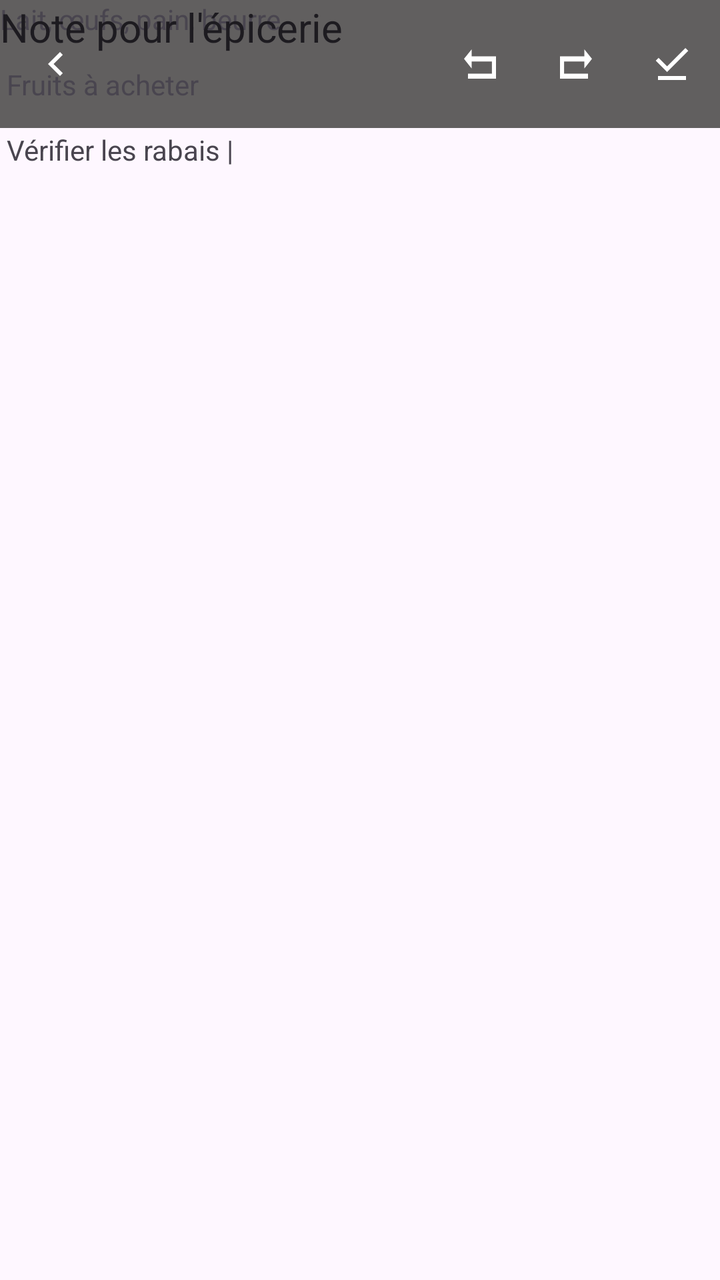
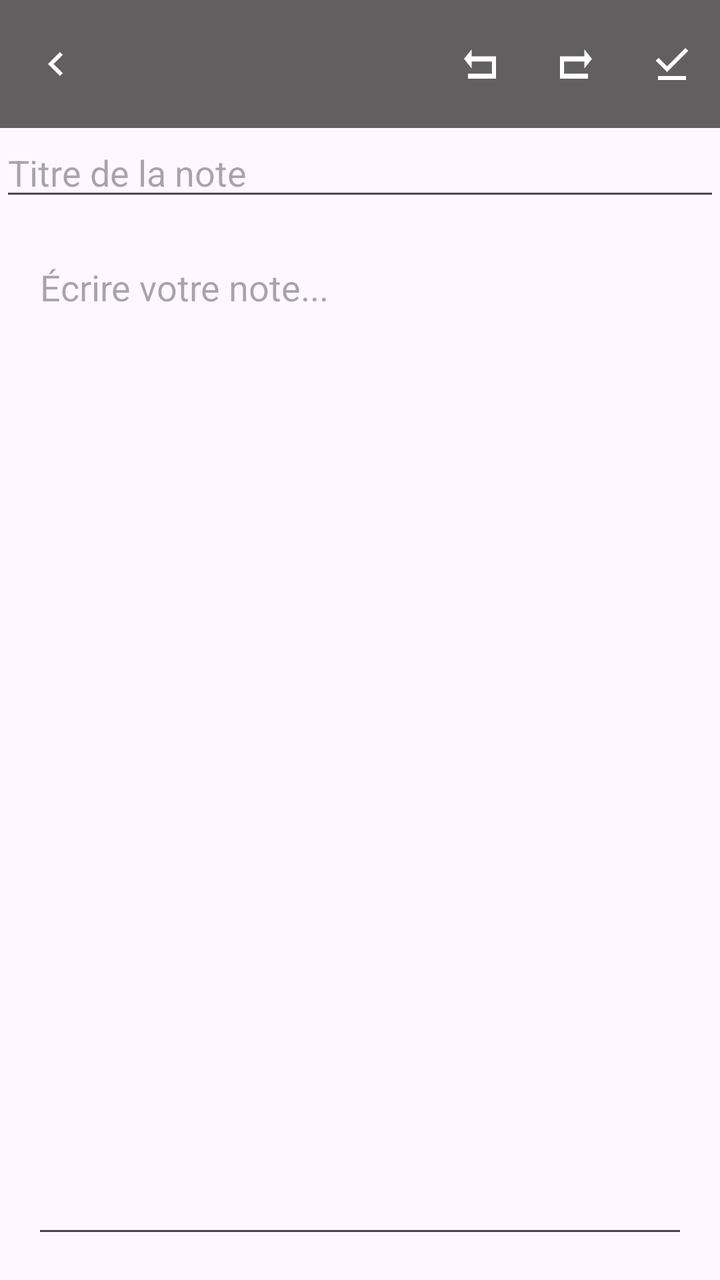

An Android layout rendered at two revisions. The XML below is the earlier revision; the diff shows what the commit changed to produce the second picture.
<!-- AndroidManifest.xml: application theme Theme.MyBlocNotes -->
<!-- res/layout/note_view.xml -->
<?xml version="1.0" encoding="utf-8"?>
<androidx.constraintlayout.widget.ConstraintLayout
    xmlns:android="http://schemas.android.com/apk/res/android"
    xmlns:app="http://schemas.android.com/apk/res-auto"
    xmlns:tools="http://schemas.android.com/tools"
    android:layout_width="match_parent"
    android:layout_height="match_parent">

    
    <com.google.android.material.appbar.MaterialToolbar
        android:id="@+id/barre_outils"
        android:layout_width="0dp"
        android:layout_height="?attr/actionBarSize"
        android:background="#615F5F"
        app:layout_constraintEnd_toEndOf="parent"
        app:layout_constraintStart_toStartOf="parent"
        app:layout_constraintTop_toTopOf="parent"
        app:menu="@menu/menu_edition"
        app:navigationIcon="@drawable/chevron_backward"
        app:navigationIconTint="#FFFFFF"
        app:titleTextColor="#BCBCBC" />

    <TextView
        android:id="@+id/textView"
        android:layout_width="378dp"
        android:layout_height="280dp"
        android:text="@string/note"
        tools:layout_editor_absoluteX="17dp"
        tools:layout_editor_absoluteY="144dp" />

    <TextView
        android:id="@+id/textView2"
        android:layout_width="184dp"
        android:layout_height="33dp"
        android:text="@string/note_epicerie"
        android:textAppearance="@style/TextAppearance.AppCompat.Large"
        android:textSize="20sp"
        tools:layout_editor_absoluteX="16dp"
        tools:layout_editor_absoluteY="85dp" />


</androidx.constraintlayout.widget.ConstraintLayout>
<!-- resources referenced by this layout -->
<resources>
  <!-- drawable chevron_backward (drawable) -->
  <vector xmlns:android="http://schemas.android.com/apk/res/android"
      android:width="24dp"
      android:height="24dp"
      android:viewportWidth="24"
      android:viewportHeight="24">
    <path
        android:pathData="m14,18l-6,-6l6,-6l1.4,1.4l-4.6,4.6l4.6,4.6z"
        android:fillColor="#FFFFFF"/>
  </vector>
  <string name="note">
          Lait, œufs, pain, beurre \n
          \n
          Fruits à acheter \n
          \n
          Vérifier les rabais |
      </string>
  <string name="note_epicerie">Note pour l\'épicerie</string>
  <style name="Theme.MyBlocNotes" parent="Base.Theme.MyBlocNotes" />
  <style name="Base.Theme.MyBlocNotes" parent="Theme.Material3.DayNight.NoActionBar">
          
          
      </style>
</resources>

<!-- the commit's change to res/layout/note_view.xml (unified diff, before → after) -->
@@ -20,23 +20,30 @@
         app:navigationIconTint="#FFFFFF"
         app:titleTextColor="#BCBCBC" />
 
-    <TextView
-        android:id="@+id/textView"
-        android:layout_width="378dp"
-        android:layout_height="280dp"
-        android:text="@string/note"
-        tools:layout_editor_absoluteX="17dp"
-        tools:layout_editor_absoluteY="144dp" />
 
-    <TextView
-        android:id="@+id/textView2"
-        android:layout_width="184dp"
-        android:layout_height="33dp"
-        android:text="@string/note_epicerie"
-        android:textAppearance="@style/TextAppearance.AppCompat.Large"
-        android:textSize="20sp"
-        tools:layout_editor_absoluteX="16dp"
-        tools:layout_editor_absoluteY="85dp" />
+    <EditText
+        android:id="@+id/editContenu"
+        android:layout_width="0dp"
+        android:layout_height="0dp"
+        android:layout_margin="16dp"
+        android:gravity="top"
+        android:hint="Écrire votre note..."
+        android:inputType="textMultiLine|textCapSentences"
+        app:layout_constraintTop_toBottomOf="@id/editNom"
+        app:layout_constraintBottom_toBottomOf="parent"
+        app:layout_constraintStart_toStartOf="parent"
+        app:layout_constraintEnd_toEndOf="parent" />
+
+
+    <EditText
+        android:id="@+id/editNom"
+        android:layout_width="0dp"
+        android:layout_height="wrap_content"
+        android:hint="Titre de la note"
+        android:inputType="textCapSentences"
+        app:layout_constraintTop_toBottomOf="@id/barre_outils"
+        app:layout_constraintStart_toStartOf="parent"
+        app:layout_constraintEnd_toEndOf="parent" />
 
 
 </androidx.constraintlayout.widget.ConstraintLayout>
<!-- resource entries referenced after the edit -->
@@ -10,14 +10,6 @@
         android:pathData="m14,18l-6,-6l6,-6l1.4,1.4l-4.6,4.6l4.6,4.6z"
         android:fillColor="#FFFFFF"/>
   </vector>
-  <string name="note">
-          Lait, œufs, pain, beurre \n
-          \n
-          Fruits à acheter \n
-          \n
-          Vérifier les rabais |
-      </string>
-  <string name="note_epicerie">Note pour l\'épicerie</string>
   <style name="Theme.MyBlocNotes" parent="Base.Theme.MyBlocNotes" />
   <style name="Base.Theme.MyBlocNotes" parent="Theme.Material3.DayNight.NoActionBar">
           
